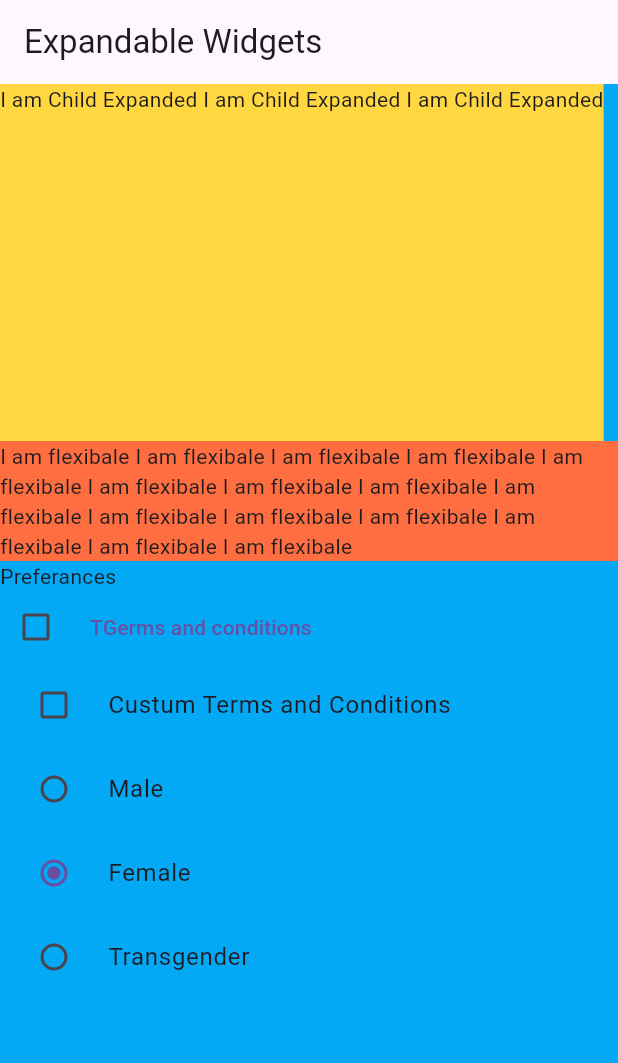
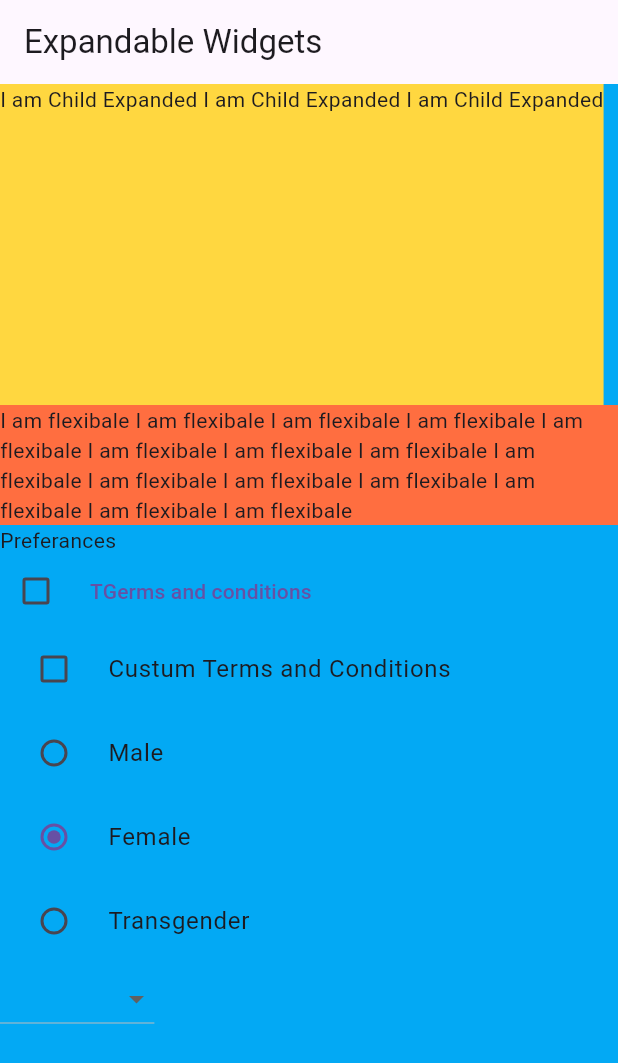
Before and after one commit to raja226-kanini/PracticeFluttet, a Flutter app: the screen it shows after launch, after a tap on "Female", on a phone screen of 412 x 824 dp. Shown: the top 1063 px of the screen. Run offline on Flutter 3.47's test engine with Material 3 defaults, Android fonts, the phone set to English and light mode, and no system bars; our stand-ins replace cached_network_image, get, google_fonts, mvc_pattern, video_player; missing offline and left inert: appdynamics_agent, dart:ffi, imageview360.

Commit message:
dropdown menu added

```diff
--- a/lib/views/expandWidget_screen.dart
+++ b/lib/views/expandWidget_screen.dart
@@ -10,6 +10,7 @@ class ExpandedWidgetScreen extends StatefulWidget {
 class _MyWidgetState extends State<ExpandedWidgetScreen> {
   bool ischeckBoxselected = false;
   int isRadioselected = 0;
+  String? selectedDropdownmenuValue ;
 
   @override
   Widget build(BuildContext context) {
@@ -56,28 +57,55 @@ class _MyWidgetState extends State<ExpandedWidgetScreen> {
                   setState(() {
                     ischeckBoxselected = isselected ?? false;
                   });
-                })
-
-          ,
-          RadioListTile(title: Text("Male"), value: 0, groupValue: isRadioselected, onChanged: (value){
+                }),
+            RadioListTile(
+                title: Text("Male"),
+                value: 0,
+                groupValue: isRadioselected,
+                onChanged: (value) {
                   isRadioselected = value ?? 0;
+                  setState(() {});
+                }),
+            RadioListTile(
+                title: Text("Female"),
+                value: 1,
+                groupValue: isRadioselected,
+                onChanged: (value) {
+                  isRadioselected = value ?? 1;
+                  setState(() {});
+                }),
+            RadioListTile(
+                title: Text("Transgender"),
+                value: 2,
+                groupValue: isRadioselected,
+                onChanged: (value) {
+                  isRadioselected = value ?? 2;
+                  setState(() {});
+                }),
+            DropdownButton(
+              value: selectedDropdownmenuValue,
+              items: [
+              DropdownMenuItem(
+                child: Text("Raja"),
+                value: "RA",
+              ),
+              DropdownMenuItem(
+                child: Text("Gogula"),
+                value: "GG",
+              ),
+              DropdownMenuItem(
+                child: Text("Veeramma"),
+                value: "VR",
+              ),
+              DropdownMenuItem(
+                child: Text("Amma"),
+                value: "AM",
+              ),
+            ], onChanged: (value) {
               setState(() {
-
+                selectedDropdownmenuValue = value ?? '';
               });
             }),
-                    RadioListTile(title: Text("Female"),value: 1, groupValue: isRadioselected, onChanged: (value){
-            isRadioselected = value ?? 1;
-                        setState(() {
-
-            });
-          }),
-                    RadioListTile(title: Text("Transgender"),value: 2, groupValue: isRadioselected, onChanged: (value){
-            isRadioselected = value ?? 2;
-                        setState(() {
-
-            });
-          }),
-
           ],
         ),
       ),
```
Lines whose indentation alone changed are shown as unchanged.
